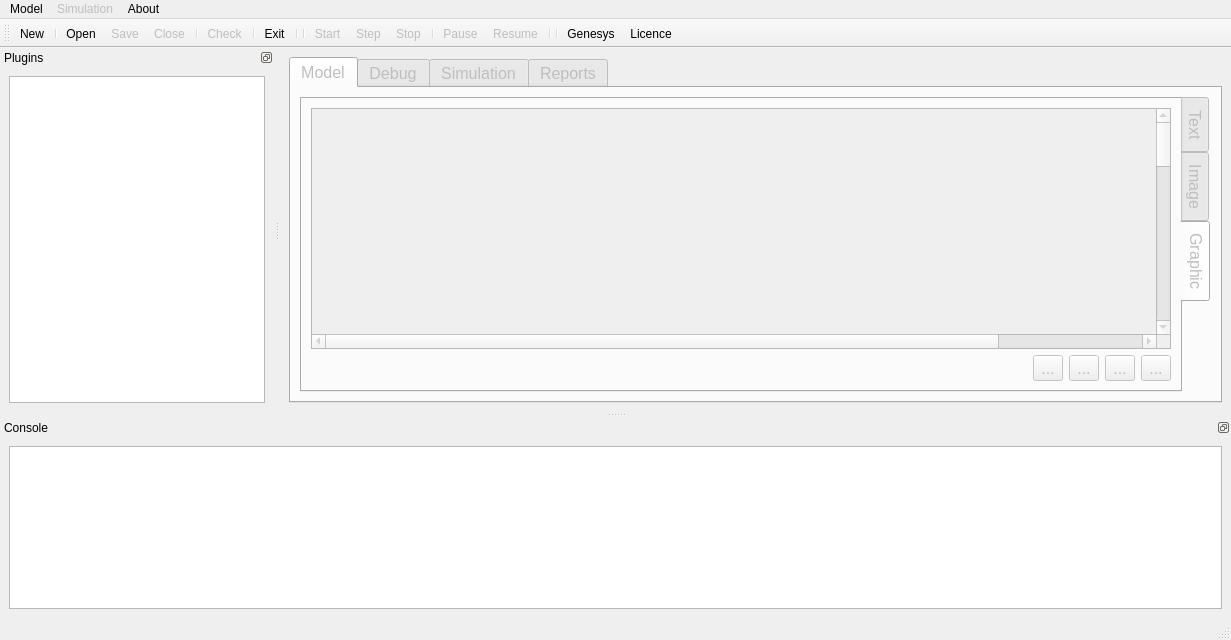
vits-hugs/Genesys-Simulator, file applications/gui/qt/SimpleGUI_QtCreator/SimpleGUI/mainwindow.ui: the form before one commit.
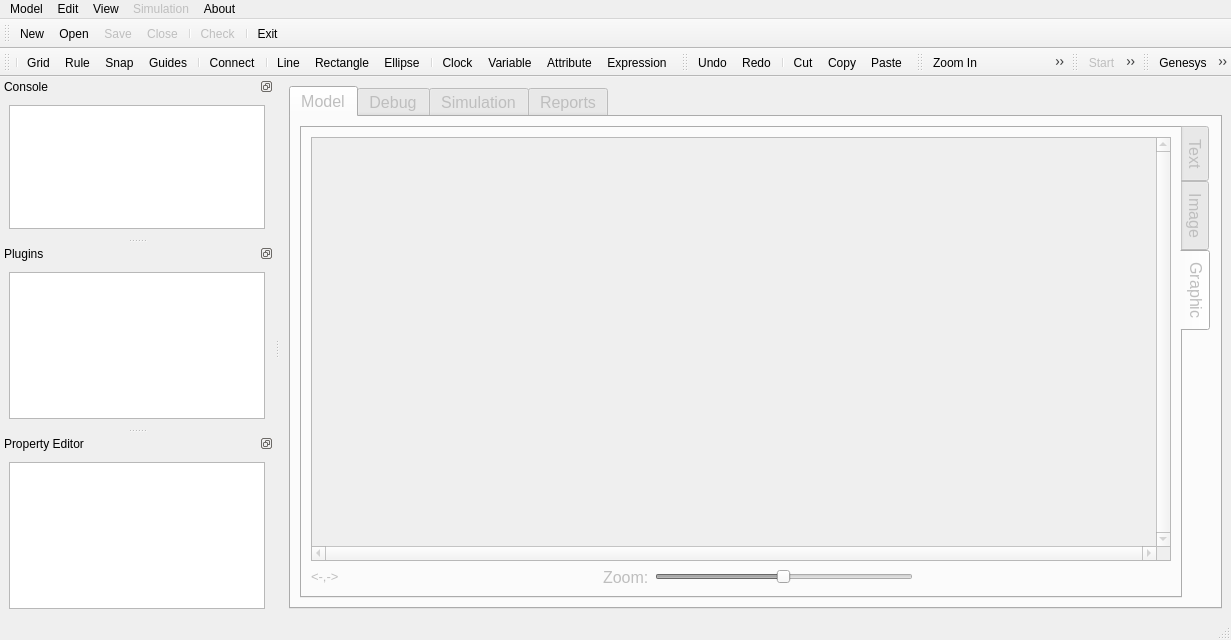
The form after the commit. Icons and pictures are not drawn. Custom widgets are drawn as their Qt base class.

Commit message: Wonking on high level model editing in the GUI

What changed in the file:
```diff
--- a/applications/gui/qt/SimpleGUI_QtCreator/SimpleGUI/mainwindow.ui
+++ b/applications/gui/qt/SimpleGUI_QtCreator/SimpleGUI/mainwindow.ui
@@ -199,40 +199,29 @@
            </attribute>
            <layout class="QVBoxLayout" name="verticalLayout_14">
             <item>
-             <widget class="QGraphicsView" name="graphicsView">
-              <property name="frameShape">
-               <enum>QFrame::StyledPanel</enum>
+             <widget class="ModelGraphicsView" name="graphicsView">
+              <property name="verticalScrollBarPolicy">
+               <enum>Qt::ScrollBarAlwaysOn</enum>
               </property>
-              <property name="lineWidth">
-               <number>2</number>
-              </property>
-              <property name="backgroundBrush">
-               <brush brushstyle="SolidPattern">
-                <color alpha="255">
-                 <red>255</red>
-                 <green>255</green>
-                 <blue>200</blue>
-                </color>
-               </brush>
-              </property>
-              <property name="sceneRect">
-               <rectf>
-                <x>0.000000000000000</x>
-                <y>0.000000000000000</y>
-                <width>1024.000000000000000</width>
-                <height>1024.000000000000000</height>
-               </rectf>
-              </property>
-              <property name="renderHints">
-               <set>QPainter::Antialiasing|QPainter::TextAntialiasing</set>
-              </property>
-              <property name="dragMode">
-               <enum>QGraphicsView::ScrollHandDrag</enum>
+              <property name="horizontalScrollBarPolicy">
+               <enum>Qt::ScrollBarAlwaysOn</enum>
               </property>
              </widget>
             </item>
             <item>
              <layout class="QHBoxLayout" name="horizontalLayout_5">
+              <item>
+               <widget class="QLabel" name="labelMousePos">
+                <property name="font">
+                 <font>
+                  <pointsize>10</pointsize>
+                 </font>
+                </property>
+                <property name="text">
+                 <string>&lt;-,-&gt;</string>
+                </property>
+               </widget>
+              </item>
               <item>
                <spacer name="horizontalSpacer_2">
                 <property name="orientation">
@@ -247,32 +236,43 @@
                </spacer>
               </item>
               <item>
-               <widget class="QToolButton" name="toolButton_3">
+               <widget class="QLabel" name="label_3">
                 <property name="text">
-                 <string>...</string>
+                 <string>Zoom:</string>
                 </property>
                </widget>
               </item>
               <item>
-               <widget class="QToolButton" name="toolButton_2">
-                <property name="text">
-                 <string>...</string>
+               <widget class="QSlider" name="horizontalSlider_ZoomGraphical">
+                <property name="minimum">
+                 <number>1</number>
                 </property>
-               </widget>
-              </item>
-              <item>
-               <widget class="QToolButton" name="toolButton">
-                <property name="text">
-                 <string>...</string>
+                <property name="maximum">
+                 <number>1000</number>
                 </property>
+                <property name="singleStep">
+                 <number>1</number>
+                </property>
+                <property name="value">
+                 <number>500</number>
+                </property>
+                <property name="orientation">
+                 <enum>Qt::Horizontal</enum>
+                </property>
                </widget>
               </item>
               <item>
-               <widget class="QToolButton" name="toolButton_4">
-                <property name="text">
-                 <string>...</string>
+               <spacer name="horizontalSpacer_3">
+                <property name="orientation">
+                 <enum>Qt::Horizontal</enum>
                 </property>
-               </widget>
+                <property name="sizeHint" stdset="0">
+                 <size>
+                  <width>40</width>
+                  <height>20</height>
+                 </size>
+                </property>
+               </spacer>
               </item>
              </layout>
             </item>
@@ -630,7 +630,66 @@
     <addaction name="actionLicence"/>
     <addaction name="actionGet_Involved"/>
    </widget>
+   <widget class="QMenu" name="menuView">
+    <property name="title">
+     <string>View</string>
+    </property>
+    <widget class="QMenu" name="menuZoom">
+     <property name="title">
+      <string>Zoom</string>
+     </property>
+     <addaction name="actionZoom_In"/>
+     <addaction name="actionZoom_Out"/>
+     <addaction name="actionZoom_All"/>
+    </widget>
+    <widget class="QMenu" name="menuDraw">
+     <property name="title">
+      <string>Draw</string>
+     </property>
+     <addaction name="actionLine"/>
+     <addaction name="actionRectangle"/>
+     <addaction name="actionEllipse"/>
+    </widget>
+    <widget class="QMenu" name="menuAnime">
+     <property name="title">
+      <string>Anime</string>
+     </property>
+     <addaction name="actionClock"/>
+     <addaction name="actionVariable"/>
+     <addaction name="actionAttribute"/>
+     <addaction name="actionExpression"/>
+     <addaction name="actionResource"/>
+     <addaction name="actionQueue"/>
+     <addaction name="actionStation"/>
+    </widget>
+    <addaction name="actionGrid"/>
+    <addaction name="actionRule"/>
+    <addaction name="actionSnap"/>
+    <addaction name="actionGuides"/>
+    <addaction name="separator"/>
+    <addaction name="actionConnect"/>
+    <addaction name="separator"/>
+    <addaction name="menuDraw"/>
+    <addaction name="menuAnime"/>
+    <addaction name="separator"/>
+    <addaction name="menuZoom"/>
+   </widget>
+   <widget class="QMenu" name="menuEdit">
+    <property name="title">
+     <string>Edit</string>
+    </property>
+    <addaction name="actionUndo"/>
+    <addaction name="actionRedo"/>
+    <addaction name="separator"/>
+    <addaction name="actionCut"/>
+    <addaction name="actionCopy"/>
+    <addaction name="actionPaste"/>
+    <addaction name="separator"/>
+    <addaction name="actionFind"/>
+   </widget>
    <addaction name="menuModel"/>
+   <addaction name="menuEdit"/>
+   <addaction name="menuView"/>
    <addaction name="menuSimulation"/>
    <addaction name="menuAbout"/>
   </widget>
@@ -646,7 +705,6 @@
     <bool>false</bool>
    </attribute>
    <addaction name="actionNew"/>
-   <addaction name="separator"/>
    <addaction name="actionOpen"/>
    <addaction name="actionSave"/>
    <addaction name="actionClose"/>
@@ -654,18 +712,6 @@
    <addaction name="actionCheck"/>
    <addaction name="separator"/>
    <addaction name="actionExit"/>
-   <addaction name="separator"/>
-   <addaction name="separator"/>
-   <addaction name="actionStart"/>
-   <addaction name="actionStep"/>
-   <addaction name="actionStop"/>
-   <addaction name="separator"/>
-   <addaction name="actionPause"/>
-   <addaction name="actionResume"/>
-   <addaction name="separator"/>
-   <addaction name="separator"/>
-   <addaction name="actionAbout"/>
-   <addaction name="actionLicence"/>
   </widget>
   <widget class="QDockWidget" name="dockWidgetConsole">
    <property name="sizePolicy">
@@ -705,7 +751,7 @@
     <string>Console</string>
    </property>
    <attribute name="dockWidgetArea">
-    <number>8</number>
+    <number>1</number>
    </attribute>
    <widget class="QWidget" name="dockWidgetContentsConsole">
     <layout class="QVBoxLayout" name="verticalLayout">
@@ -767,7 +813,7 @@
         <bool>true</bool>
        </property>
        <property name="indentation">
-        <number>8</number>
+        <number>6</number>
        </property>
        <property name="sortingEnabled">
         <bool>true</bool>
@@ -791,6 +837,124 @@
     </layout>
    </widget>
   </widget>
+  <widget class="QDockWidget" name="dockWidgetPropertyEditor">
+   <property name="floating">
+    <bool>false</bool>
+   </property>
+   <property name="features">
+    <set>QDockWidget::DockWidgetFloatable|QDockWidget::DockWidgetMovable</set>
+   </property>
+   <property name="allowedAreas">
+    <set>Qt::BottomDockWidgetArea|Qt::LeftDockWidgetArea|Qt::RightDockWidgetArea</set>
+   </property>
+   <property name="windowTitle">
+    <string>Property Editor</string>
+   </property>
+   <attribute name="dockWidgetArea">
+    <number>1</number>
+   </attribute>
+   <widget class="QWidget" name="dockWidgetContents">
+    <layout class="QHBoxLayout" name="horizontalLayout_4">
+     <item>
+      <widget class="QTreeView" name="treeViewPropertyEditor"/>
+     </item>
+    </layout>
+   </widget>
+  </widget>
+  <widget class="QToolBar" name="toolBarGraphicalModel">
+   <property name="windowTitle">
+    <string>toolBarGraphicalModel</string>
+   </property>
+   <property name="toolButtonStyle">
+    <enum>Qt::ToolButtonIconOnly</enum>
+   </property>
+   <property name="floatable">
+    <bool>true</bool>
+   </property>
+   <attribute name="toolBarArea">
+    <enum>TopToolBarArea</enum>
+   </attribute>
+   <attribute name="toolBarBreak">
+    <bool>true</bool>
+   </attribute>
+   <addaction name="separator"/>
+   <addaction name="actionGrid"/>
+   <addaction name="actionRule"/>
+   <addaction name="actionSnap"/>
+   <addaction name="actionGuides"/>
+   <addaction name="separator"/>
+   <addaction name="actionConnect"/>
+   <addaction name="separator"/>
+   <addaction name="actionLine"/>
+   <addaction name="actionRectangle"/>
+   <addaction name="actionEllipse"/>
+   <addaction name="separator"/>
+   <addaction name="actionClock"/>
+   <addaction name="actionVariable"/>
+   <addaction name="actionAttribute"/>
+   <addaction name="actionExpression"/>
+  </widget>
+  <widget class="QToolBar" name="toolBarEdit">
+   <property name="windowTitle">
+    <string>toolBar_2</string>
+   </property>
+   <attribute name="toolBarArea">
+    <enum>TopToolBarArea</enum>
+   </attribute>
+   <attribute name="toolBarBreak">
+    <bool>false</bool>
+   </attribute>
+   <addaction name="actionUndo"/>
+   <addaction name="actionRedo"/>
+   <addaction name="separator"/>
+   <addaction name="actionCut"/>
+   <addaction name="actionCopy"/>
+   <addaction name="actionPaste"/>
+  </widget>
+  <widget class="QToolBar" name="toolBarView">
+   <property name="windowTitle">
+    <string>toolBar_3</string>
+   </property>
+   <attribute name="toolBarArea">
+    <enum>TopToolBarArea</enum>
+   </attribute>
+   <attribute name="toolBarBreak">
+    <bool>false</bool>
+   </attribute>
+   <addaction name="actionZoom_In"/>
+   <addaction name="actionZoom_Out"/>
+   <addaction name="actionZoom_All"/>
+  </widget>
+  <widget class="QToolBar" name="toolBarSimulation">
+   <property name="windowTitle">
+    <string>toolBar_4</string>
+   </property>
+   <attribute name="toolBarArea">
+    <enum>TopToolBarArea</enum>
+   </attribute>
+   <attribute name="toolBarBreak">
+    <bool>false</bool>
+   </attribute>
+   <addaction name="actionStart"/>
+   <addaction name="actionStep"/>
+   <addaction name="actionStop"/>
+   <addaction name="actionPause"/>
+   <addaction name="actionResume"/>
+  </widget>
+  <widget class="QToolBar" name="toolBarAbout">
+   <property name="windowTitle">
+    <string>toolBar_5</string>
+   </property>
+   <attribute name="toolBarArea">
+    <enum>TopToolBarArea</enum>
+   </attribute>
+   <attribute name="toolBarBreak">
+    <bool>false</bool>
+   </attribute>
+   <addaction name="actionAbout"/>
+   <addaction name="actionLicence"/>
+   <addaction name="actionGet_Involved"/>
+  </widget>
   <action name="actionNew">
    <property name="icon">
     <iconset resource="simpleGUI_resources.qrc">
@@ -1013,7 +1177,281 @@
     <string>Get Involved in Genesys</string>
    </property>
   </action>
+  <action name="actionGrid">
+   <property name="checkable">
+    <bool>true</bool>
+   </property>
+   <property name="icon">
+    <iconset resource="simpleGUI_resources.qrc">
+     <normaloff>:/icons3/resources/icons/pack3/ico/question.ico</normaloff>:/icons3/resources/icons/pack3/ico/question.ico</iconset>
+   </property>
+   <property name="text">
+    <string>Grid</string>
+   </property>
+  </action>
+  <action name="actionSnap">
+   <property name="checkable">
+    <bool>true</bool>
+   </property>
+   <property name="icon">
+    <iconset resource="simpleGUI_resources.qrc">
+     <normaloff>:/icons3/resources/icons/pack3/ico/question.ico</normaloff>:/icons3/resources/icons/pack3/ico/question.ico</iconset>
+   </property>
+   <property name="text">
+    <string>Snap</string>
+   </property>
+  </action>
+  <action name="actionUndo">
+   <property name="icon">
+    <iconset resource="simpleGUI_resources.qrc">
+     <normaloff>:/icons3/resources/icons/pack3/ico/undo.ico</normaloff>:/icons3/resources/icons/pack3/ico/undo.ico</iconset>
+   </property>
+   <property name="text">
+    <string>Undo</string>
+   </property>
+   <property name="shortcut">
+    <string>Ctrl+Z</string>
+   </property>
+  </action>
+  <action name="actionRedo">
+   <property name="icon">
+    <iconset resource="simpleGUI_resources.qrc">
+     <normaloff>:/icons3/resources/icons/pack3/ico/redo.ico</normaloff>:/icons3/resources/icons/pack3/ico/redo.ico</iconset>
+   </property>
+   <property name="text">
+    <string>Redo</string>
+   </property>
+   <property name="shortcut">
+    <string>Ctrl+Y</string>
+   </property>
+  </action>
+  <action name="actionFind">
+   <property name="icon">
+    <iconset resource="simpleGUI_resources.qrc">
+     <normaloff>:/icons3/resources/icons/pack3/ico/find.ico</normaloff>:/icons3/resources/icons/pack3/ico/find.ico</iconset>
+   </property>
+   <property name="text">
+    <string>Find</string>
+   </property>
+   <property name="shortcut">
+    <string>Ctrl+F</string>
+   </property>
+  </action>
+  <action name="actionReplace">
+   <property name="icon">
+    <iconset resource="simpleGUI_resources.qrc">
+     <normaloff>:/icons3/resources/icons/pack3/ico/find.ico</normaloff>:/icons3/resources/icons/pack3/ico/find.ico</iconset>
+   </property>
+   <property name="text">
+    <string>Replace</string>
+   </property>
+   <property name="shortcut">
+    <string>Ctrl+R</string>
+   </property>
+  </action>
+  <action name="actionCut">
+   <property name="icon">
+    <iconset resource="simpleGUI_resources.qrc">
+     <normaloff>:/icons3/resources/icons/pack3/ico/cut.ico</normaloff>:/icons3/resources/icons/pack3/ico/cut.ico</iconset>
+   </property>
+   <property name="text">
+    <string>Cut</string>
+   </property>
+   <property name="shortcut">
+    <string>Ctrl+X</string>
+   </property>
+  </action>
+  <action name="actionCopy">
+   <property name="icon">
+    <iconset resource="simpleGUI_resources.qrc">
+     <normaloff>:/icons3/resources/icons/pack3/ico/copy.ico</normaloff>:/icons3/resources/icons/pack3/ico/copy.ico</iconset>
+   </property>
+   <property name="text">
+    <string>Copy</string>
+   </property>
+   <property name="shortcut">
+    <string>Ctrl+C</string>
+   </property>
+  </action>
+  <action name="actionPaste">
+   <property name="icon">
+    <iconset resource="simpleGUI_resources.qrc">
+     <normaloff>:/icons3/resources/icons/pack3/ico/paste.ico</normaloff>:/icons3/resources/icons/pack3/ico/paste.ico</iconset>
+   </property>
+   <property name="text">
+    <string>Paste</string>
+   </property>
+   <property name="shortcut">
+    <string>Ctrl+V</string>
+   </property>
+  </action>
+  <action name="actionRule">
+   <property name="checkable">
+    <bool>true</bool>
+   </property>
+   <property name="icon">
+    <iconset resource="simpleGUI_resources.qrc">
+     <normaloff>:/icons3/resources/icons/pack3/ico/question.ico</normaloff>:/icons3/resources/icons/pack3/ico/question.ico</iconset>
+   </property>
+   <property name="text">
+    <string>Rule</string>
+   </property>
+  </action>
+  <action name="actionGuides">
+   <property name="checkable">
+    <bool>true</bool>
+   </property>
+   <property name="icon">
+    <iconset resource="simpleGUI_resources.qrc">
+     <normaloff>:/icons3/resources/icons/pack3/ico/question.ico</normaloff>:/icons3/resources/icons/pack3/ico/question.ico</iconset>
+   </property>
+   <property name="text">
+    <string>Guides</string>
+   </property>
+  </action>
+  <action name="actionZoom_In">
+   <property name="icon">
+    <iconset resource="simpleGUI_resources.qrc">
+     <normaloff>:/icons2/resources/icons/pack2/ico/83.ico</normaloff>:/icons2/resources/icons/pack2/ico/83.ico</iconset>
+   </property>
+   <property name="text">
+    <string>Zoom In</string>
+   </property>
+   <property name="shortcut">
+    <string>Ctrl+=</string>
+   </property>
+  </action>
+  <action name="actionZoom_Out">
+   <property name="icon">
+    <iconset resource="simpleGUI_resources.qrc">
+     <normaloff>:/icons2/resources/icons/pack2/ico/82.ico</normaloff>:/icons2/resources/icons/pack2/ico/82.ico</iconset>
+   </property>
+   <property name="text">
+    <string>Zoom Out</string>
+   </property>
+   <property name="shortcut">
+    <string>Ctrl+-</string>
+   </property>
+  </action>
+  <action name="actionZoom_All">
+   <property name="icon">
+    <iconset resource="simpleGUI_resources.qrc">
+     <normaloff>:/icons2/resources/icons/pack2/ico/84.ico</normaloff>:/icons2/resources/icons/pack2/ico/84.ico</iconset>
+   </property>
+   <property name="text">
+    <string>Zoom All</string>
+   </property>
+   <property name="shortcut">
+    <string>Ctrl+0</string>
+   </property>
+  </action>
+  <action name="actionLine">
+   <property name="icon">
+    <iconset resource="simpleGUI_resources.qrc">
+     <normaloff>:/icons3/resources/icons/pack3/ico/question.ico</normaloff>:/icons3/resources/icons/pack3/ico/question.ico</iconset>
+   </property>
+   <property name="text">
+    <string>Line</string>
+   </property>
+  </action>
+  <action name="actionRectangle">
+   <property name="icon">
+    <iconset resource="simpleGUI_resources.qrc">
+     <normaloff>:/icons3/resources/icons/pack3/ico/question.ico</normaloff>:/icons3/resources/icons/pack3/ico/question.ico</iconset>
+   </property>
+   <property name="text">
+    <string>Rectangle</string>
+   </property>
+  </action>
+  <action name="actionEllipse">
+   <property name="icon">
+    <iconset resource="simpleGUI_resources.qrc">
+     <normaloff>:/icons3/resources/icons/pack3/ico/question.ico</normaloff>:/icons3/resources/icons/pack3/ico/question.ico</iconset>
+   </property>
+   <property name="text">
+    <string>Ellipse</string>
+   </property>
+  </action>
+  <action name="actionClock">
+   <property name="icon">
+    <iconset resource="simpleGUI_resources.qrc">
+     <normaloff>:/icons3/resources/icons/pack3/ico/question.ico</normaloff>:/icons3/resources/icons/pack3/ico/question.ico</iconset>
+   </property>
+   <property name="text">
+    <string>Clock</string>
+   </property>
+  </action>
+  <action name="actionVariable">
+   <property name="icon">
+    <iconset resource="simpleGUI_resources.qrc">
+     <normaloff>:/icons3/resources/icons/pack3/ico/question.ico</normaloff>:/icons3/resources/icons/pack3/ico/question.ico</iconset>
+   </property>
+   <property name="text">
+    <string>Variable</string>
+   </property>
+  </action>
+  <action name="actionAttribute">
+   <property name="icon">
+    <iconset resource="simpleGUI_resources.qrc">
+     <normaloff>:/icons3/resources/icons/pack3/ico/question.ico</normaloff>:/icons3/resources/icons/pack3/ico/question.ico</iconset>
+   </property>
+   <property name="text">
+    <string>Attribute</string>
+   </property>
+  </action>
+  <action name="actionExpression">
+   <property name="icon">
+    <iconset resource="simpleGUI_resources.qrc">
+     <normaloff>:/icons3/resources/icons/pack3/ico/question.ico</normaloff>:/icons3/resources/icons/pack3/ico/question.ico</iconset>
+   </property>
+   <property name="text">
+    <string>Expression</string>
+   </property>
+  </action>
+  <action name="actionResource">
+   <property name="icon">
+    <iconset resource="simpleGUI_resources.qrc">
+     <normaloff>:/icons3/resources/icons/pack3/ico/question.ico</normaloff>:/icons3/resources/icons/pack3/ico/question.ico</iconset>
+   </property>
+   <property name="text">
+    <string>Resource</string>
+   </property>
+  </action>
+  <action name="actionQueue">
+   <property name="icon">
+    <iconset resource="simpleGUI_resources.qrc">
+     <normaloff>:/icons3/resources/icons/pack3/ico/question.ico</normaloff>:/icons3/resources/icons/pack3/ico/question.ico</iconset>
+   </property>
+   <property name="text">
+    <string>Queue</string>
+   </property>
+  </action>
+  <action name="actionStation">
+   <property name="icon">
+    <iconset resource="simpleGUI_resources.qrc">
+     <normaloff>:/icons3/resources/icons/pack3/ico/question.ico</normaloff>:/icons3/resources/icons/pack3/ico/question.ico</iconset>
+   </property>
+   <property name="text">
+    <string>Station</string>
+   </property>
+  </action>
+  <action name="actionConnect">
+   <property name="icon">
+    <iconset resource="simpleGUI_resources.qrc">
+     <normaloff>:/mxgraph/resources/icons/pack4/iconsMxGraph/vertical.png</normaloff>:/mxgraph/resources/icons/pack4/iconsMxGraph/vertical.png</iconset>
+   </property>
+   <property name="text">
+    <string>Connect</string>
+   </property>
+  </action>
  </widget>
+ <customwidgets>
+  <customwidget>
+   <class>ModelGraphicsView</class>
+   <extends>QGraphicsView</extends>
+   <header>ModelGraphicsView.h</header>
+  </customwidget>
+ </customwidgets>
  <tabstops>
   <tabstop>textEdit_Reports</tabstop>
   <tabstop>tabWidgetCentral</tabstop>
```
Left out of the diff: 14 changed lines with no effect on the pictures. The commit also changes 134 other files.
